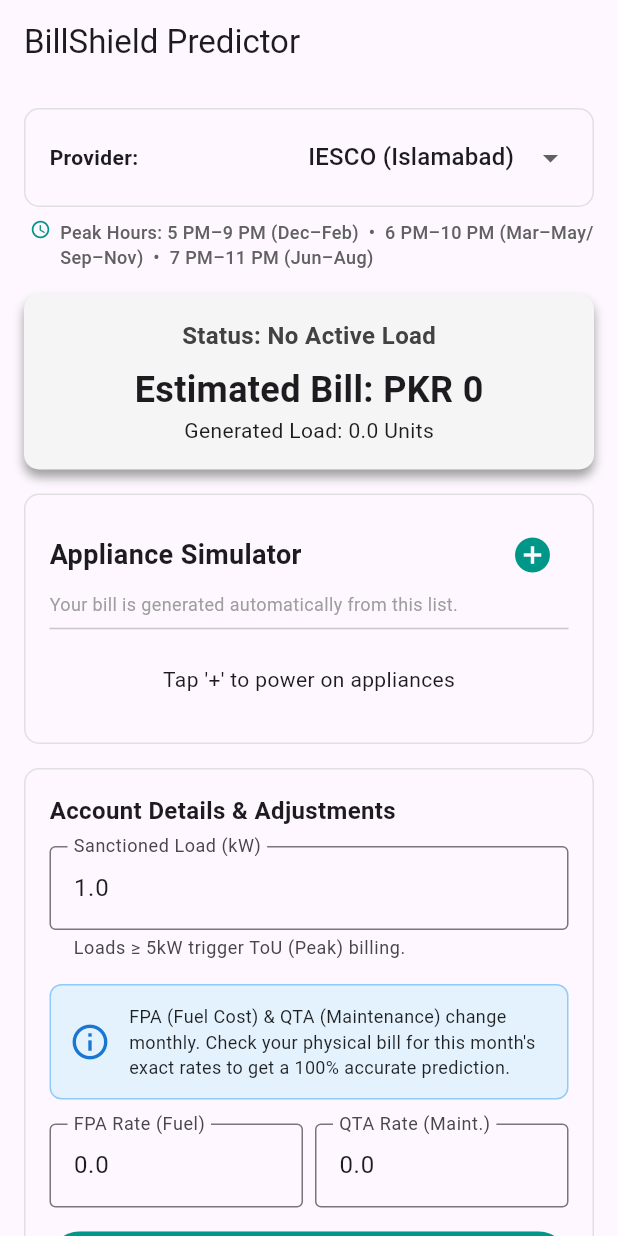
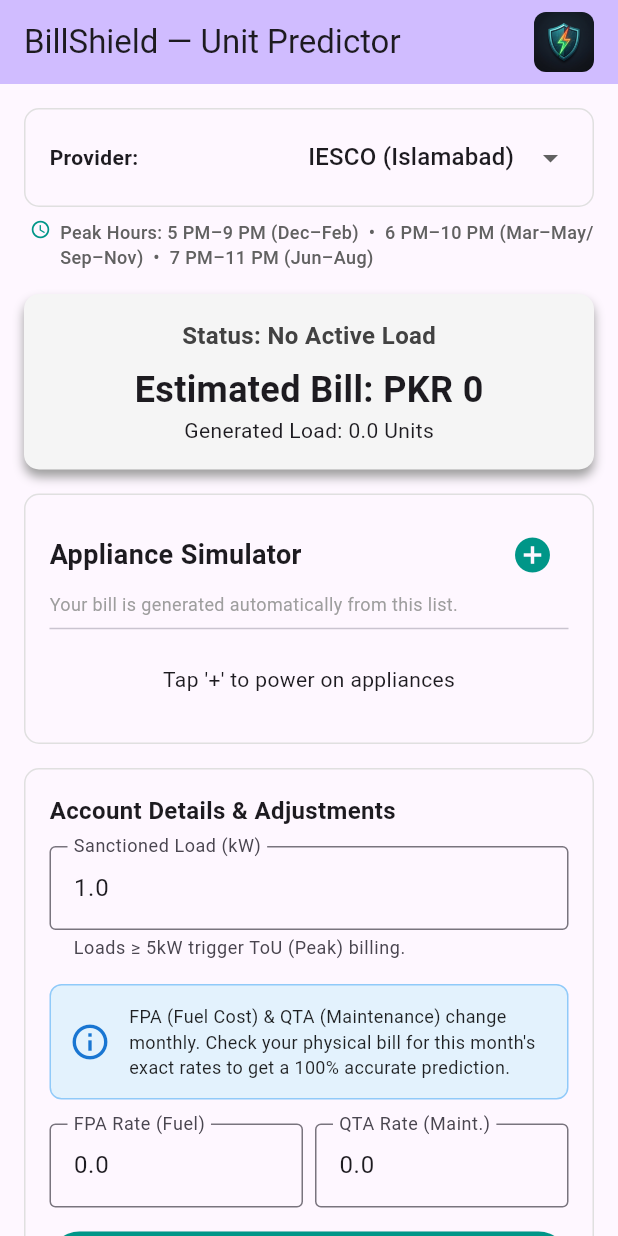
Before and after one commit to KhanSharjeel/billshield, a Flutter app: the screen it shows after launch, on a phone screen of 412 x 824 dp. Run offline on Flutter 3.47's test engine with Material 3 defaults, Android fonts, the phone set to English and light mode, and no system bars.

Commit message:
Changing in dashboard

```diff
--- a/lib/pages/dashboard.dart
+++ b/lib/pages/dashboard.dart
@@ -249,7 +249,23 @@
 
     return Scaffold(
       appBar: AppBar(
-        title: const Text('BillShield Predictor'),
+        title: const Text('BillShield — Unit Predictor'),
+        backgroundColor: Theme.of(context).colorScheme.inversePrimary,
+        // The actions list allows you to place widgets on the right side of the AppBar
+        actions: [
+          Padding(
+            padding: const EdgeInsets.only(right: 16.0),
+            child: ClipRRect(
+              borderRadius: BorderRadius.circular(8), // Optional: rounds the corners of your logo
+              child: Image.asset(
+                'images/logo2.jpg',
+                height: 40,
+                width: 40,
+                fit: BoxFit.cover,
+              ),
+            ),
+          ),
+        ],
       ),
       body: SafeArea(
         child: SingleChildScrollView(
--- a/pubspec.yaml
+++ b/pubspec.yaml
@@ -60,6 +60,9 @@
   # the material Icons class.
   uses-material-design: true
 
+  assets:
+    - images/
+
   # To add assets to your application, add an assets section, like this:
   # assets:
   #   - images/a_dot_burr.jpeg
```
Also changed, not shown: 1 other file.
